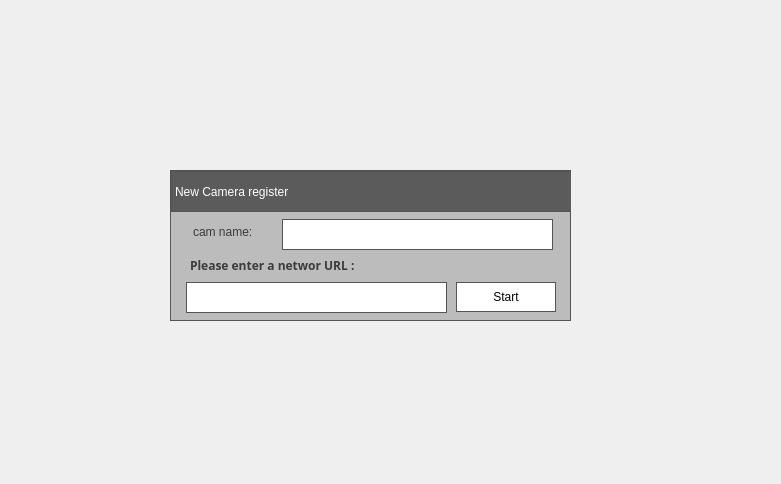
The window that qtclient/stream_ui.ui (VedaHighPass/veda-qt-highpass-client) describes before a commit, drawn with Qt 5.
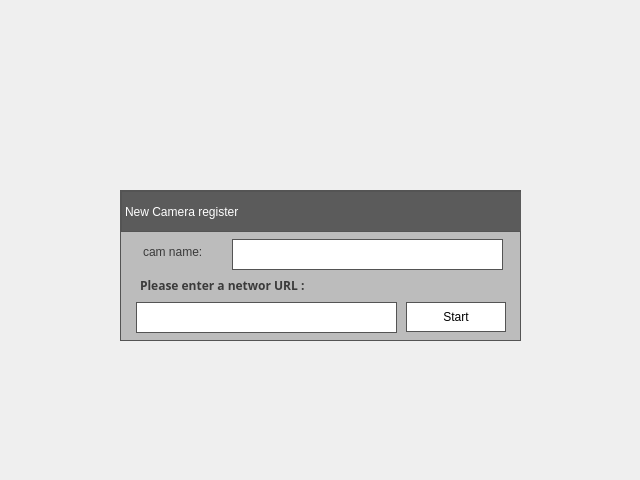
The same window after the commit. Icons and pictures are not drawn.

Commit message: fix: stream_ui window size

What changed in the file:
```diff
--- a/qtclient/stream_ui.ui
+++ b/qtclient/stream_ui.ui
@@ -6,18 +6,24 @@
    <rect>
     <x>0</x>
     <y>0</y>
-    <width>781</width>
-    <height>484</height>
+    <width>640</width>
+    <height>480</height>
    </rect>
   </property>
+  <property name="minimumSize">
+   <size>
+    <width>150</width>
+    <height>100</height>
+   </size>
+  </property>
   <property name="windowTitle">
    <string>Form</string>
   </property>
   <widget class="QWidget" name="widget_2" native="true">
    <property name="geometry">
     <rect>
-     <x>170</x>
-     <y>170</y>
+     <x>120</x>
+     <y>190</y>
      <width>401</width>
      <height>151</height>
     </rect>
@@ -239,8 +245,8 @@
   <widget class="QLabel" name="video_label">
    <property name="geometry">
     <rect>
-     <x>60</x>
-     <y>29</y>
+     <x>0</x>
+     <y>0</y>
      <width>640</width>
      <height>480</height>
     </rect>
```
Left out of the diff: 2 changed lines with no effect on the pictures.
